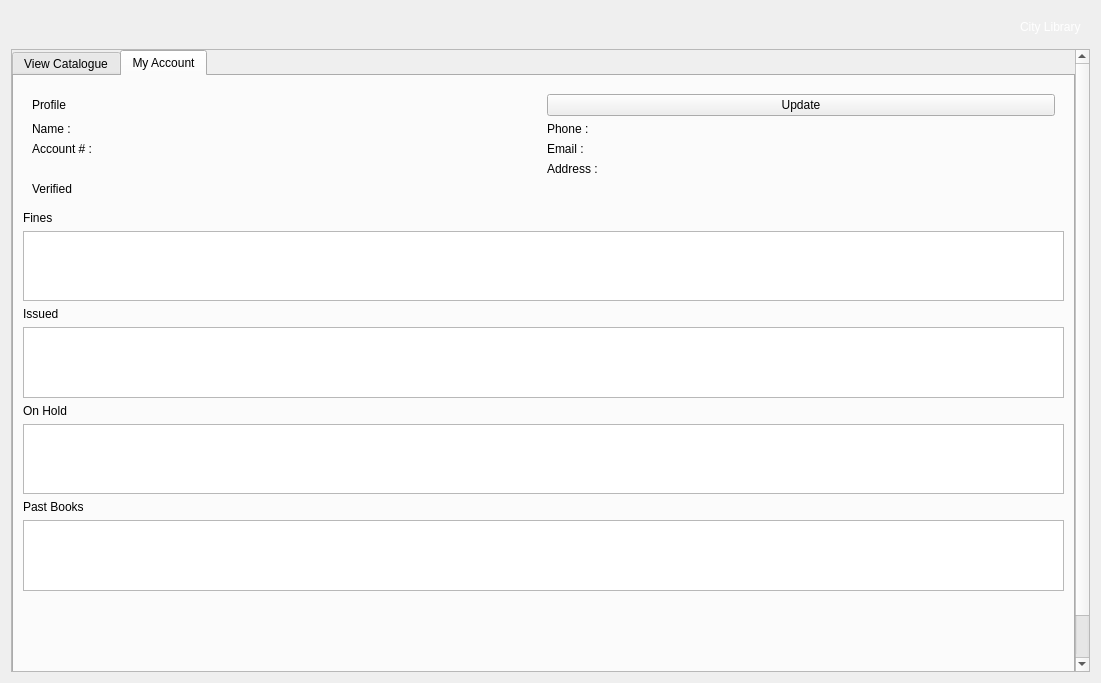
Qt form memberView.ui (Mr-Beastman/CS106_A2) before a commit.
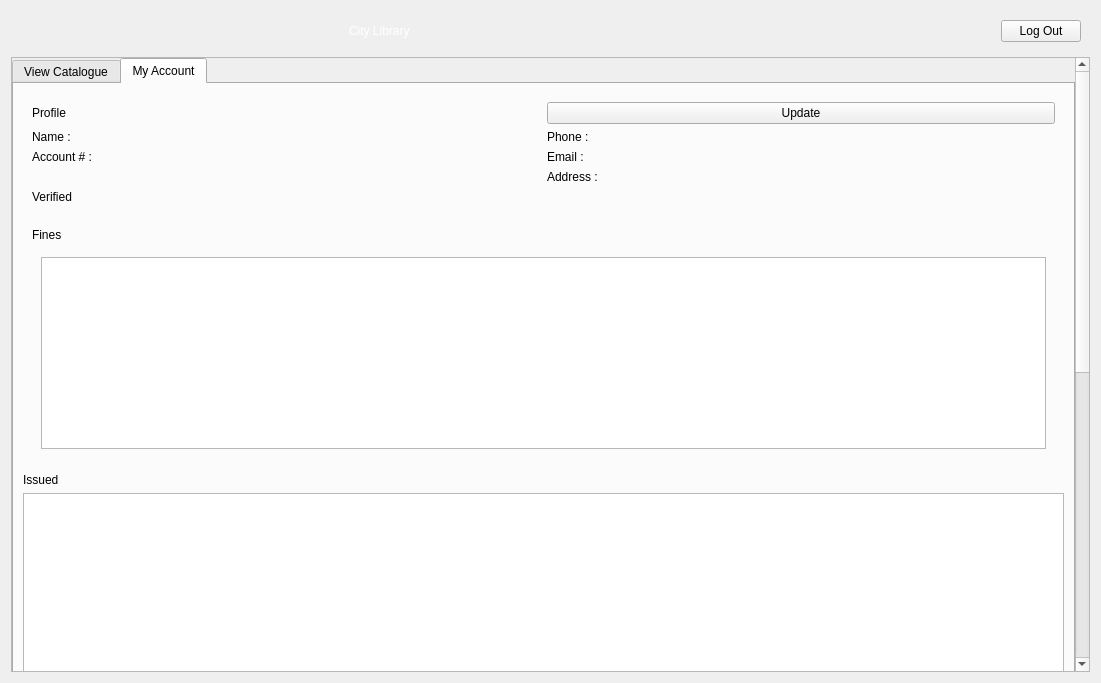
The same form after that commit. The open tabs and pages were chosen to show the change. Icons and pictures are not drawn.

What changed in the file:
```diff
--- a/memberView.ui
+++ b/memberView.ui
@@ -27,7 +27,10 @@
 	background-image: url(:/branding/images/brand/background.jpg);
 }</string>
      </property>
-     <layout class="QHBoxLayout" name="horizontalLayout" stretch="1,0">
+     <layout class="QHBoxLayout" name="horizontalLayout" stretch="1,2,0">
+      <property name="rightMargin">
+       <number>9</number>
+      </property>
       <item>
        <widget class="QLabel" name="bannerLogo">
         <property name="text">
@@ -51,6 +54,13 @@
         </property>
        </widget>
       </item>
+      <item>
+       <widget class="QPushButton" name="logoutButton">
+        <property name="text">
+         <string>Log Out</string>
+        </property>
+       </widget>
+      </item>
      </layout>
     </widget>
    </item>
@@ -63,9 +73,9 @@
       <property name="geometry">
        <rect>
         <x>0</x>
-        <y>0</y>
+        <y>-158</y>
         <width>1067</width>
-        <height>700</height>
+        <height>1222</height>
        </rect>
       </property>
       <layout class="QVBoxLayout" name="verticalLayout_6">
@@ -287,18 +297,55 @@
             </widget>
            </item>
            <item>
-            <layout class="QVBoxLayout" name="finesContent">
-             <item>
-              <widget class="QLabel" name="finesLabel">
-               <property name="text">
-                <string>Fines</string>
-               </property>
-              </widget>
-             </item>
-             <item>
-              <widget class="QListWidget" name="finesList"/>
-             </item>
-            </layout>
+            <widget class="QWidget" name="finesContent" native="true">
+             <layout class="QVBoxLayout" name="verticalLayout_2">
+              <item>
+               <widget class="QLabel" name="finesLabel">
+                <property name="text">
+                 <string>Fines</string>
+                </property>
+               </widget>
+              </item>
+              <item>
+               <widget class="QStackedWidget" name="stackedWidget">
+                <property name="sizePolicy">
+                 <sizepolicy hsizetype="Preferred" vsizetype="MinimumExpanding">
+                  <horstretch>0</horstretch>
+                  <verstretch>0</verstretch>
+                 </sizepolicy>
+                </property>
+                <property name="currentIndex">
+                 <number>0</number>
+                </property>
+                <widget class="QWidget" name="finesListPage">
+                 <layout class="QVBoxLayout" name="verticalLayout_7">
+                  <item>
+                   <widget class="QListWidget" name="finesList">
+                    <property name="sizePolicy">
+                     <sizepolicy hsizetype="Expanding" vsizetype="MinimumExpanding">
+                      <horstretch>0</horstretch>
+                      <verstretch>0</verstretch>
+                     </sizepolicy>
+                    </property>
+                   </widget>
+                  </item>
+                 </layout>
+                </widget>
+                <widget class="QWidget" name="noFinesPage">
+                 <layout class="QVBoxLayout" name="verticalLayout_3">
+                  <item>
+                   <widget class="QLabel" name="noFinesLabel">
+                    <property name="text">
+                     <string>No Fines</string>
+                    </property>
+                   </widget>
+                  </item>
+                 </layout>
+                </widget>
+               </widget>
+              </item>
+             </layout>
+            </widget>
            </item>
            <item>
             <layout class="QVBoxLayout" name="issuedContent">
@@ -310,7 +357,20 @@
               </widget>
              </item>
              <item>
-              <widget class="QListWidget" name="issuedList"/>
+              <widget class="QListWidget" name="issuedList">
+               <property name="sizePolicy">
+                <sizepolicy hsizetype="Expanding" vsizetype="MinimumExpanding">
+                 <horstretch>0</horstretch>
+                 <verstretch>0</verstretch>
+                </sizepolicy>
+               </property>
+               <property name="minimumSize">
+                <size>
+                 <width>0</width>
+                 <height>0</height>
+                </size>
+               </property>
+              </widget>
              </item>
             </layout>
            </item>
@@ -324,7 +384,14 @@
               </widget>
              </item>
              <item>
-              <widget class="QListWidget" name="holdList"/>
+              <widget class="QListWidget" name="holdList">
+               <property name="sizePolicy">
+                <sizepolicy hsizetype="Expanding" vsizetype="MinimumExpanding">
+                 <horstretch>0</horstretch>
+                 <verstretch>0</verstretch>
+                </sizepolicy>
+               </property>
+              </widget>
              </item>
             </layout>
            </item>
@@ -338,7 +405,14 @@
               </widget>
              </item>
              <item>
-              <widget class="QListWidget" name="historyList"/>
+              <widget class="QListWidget" name="historyList">
+               <property name="sizePolicy">
+                <sizepolicy hsizetype="Expanding" vsizetype="MinimumExpanding">
+                 <horstretch>0</horstretch>
+                 <verstretch>0</verstretch>
+                </sizepolicy>
+               </property>
+              </widget>
              </item>
             </layout>
            </item>
```
Left out of the diff: 20 changed lines with no effect on the pictures.
